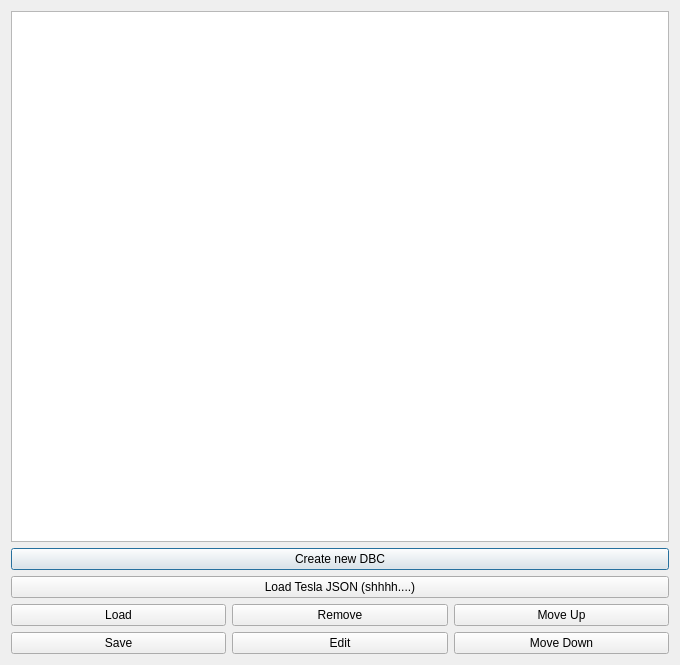
Above: ui/dbcloadsavewindow.ui from collin80/SavvyCAN before the change. Below: the same form after it.
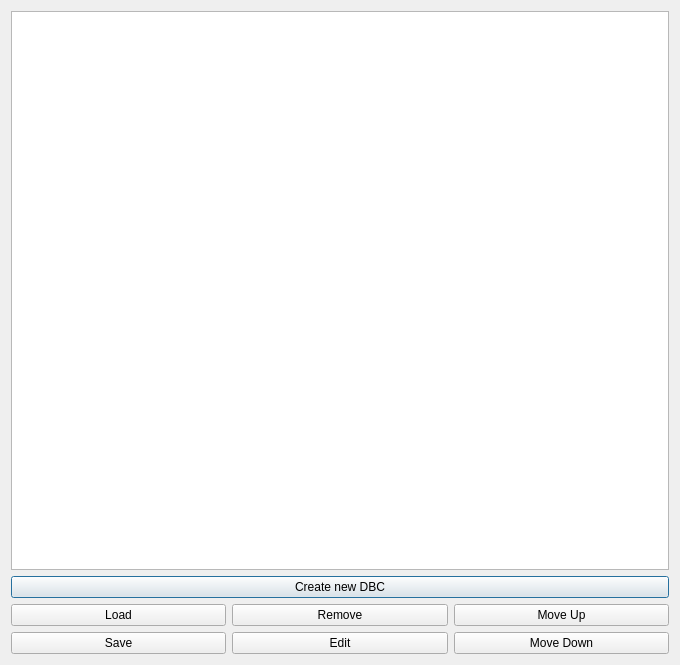
That is the form after the change.

Commit message: Fixes for loading tesla json files (if you somehow get some)

Diff of the .ui file:
```diff
--- a/ui/dbcloadsavewindow.ui
+++ b/ui/dbcloadsavewindow.ui
@@ -24,13 +24,6 @@
      </property>
     </widget>
    </item>
-   <item>
-    <widget class="QPushButton" name="btnLoadJSON">
-     <property name="text">
-      <string>Load Tesla JSON (shhhh....)</string>
-     </property>
-    </widget>
-   </item>
    <item>
     <layout class="QHBoxLayout" name="horizontalLayout">
      <item>
```
The commit also changes 3 other files.
